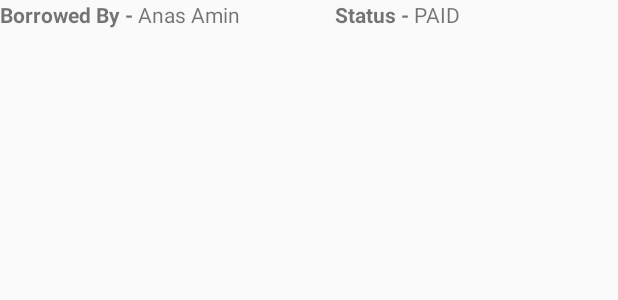
After one commit to Anas9935/BorrowFromMe, an Android app: the layout item_history_small.xml on its own in the app's theme, with its tools: preview values and no code run, on a phone screen of 412 x 824 dp. The commit adds this screen. Shown: the top 300 px of the screen. Run offline under Robolectric (Android 15) with nearby library versions, the light colour scheme and no system bars.

Commit message:
shape.xml updated and history item small added

```diff
--- a/BorrowFromMeGIT/app/src/main/java/com/example/anasamin/borrowfromme/History.java
+++ b/BorrowFromMeGIT/app/src/main/java/com/example/anasamin/borrowfromme/History.java
@@ -5,6 +5,8 @@ import android.support.v7.app.AppCompatActivity;
 import android.os.Bundle;
 import android.view.Menu;
 import android.view.MenuItem;
+import android.view.View;
+import android.widget.AdapterView;
 import android.widget.ListView;
 
 import com.example.anasamin.borrowfromme.data.object;
@@ -20,7 +22,8 @@ public class History extends AppCompatActivity {
     }
     void display(){
         String[] projections={object.column.Column_ID, object.column.FROM, object.column.TO, object.column.AMOUNT, object.column.TIME, object.column.STATUS,object.column.TIMEPAID};
-        Cursor cursor=getContentResolver().query(object.column.CONTENT_URI,projections,null,null,null);
+        String sortOrder=object.column.TIME+" DESC";
+        Cursor cursor=getContentResolver().query(object.column.CONTENT_URI,projections,null,null,sortOrder);
         ListView lv=(ListView)findViewById(R.id.lv2XML);
         madapter=new HistoryCursorAdapter(this,cursor);
         lv.setAdapter(madapter);
@@ -49,4 +52,5 @@ public class History extends AppCompatActivity {
         }
         return super.onOptionsItemSelected(item);
     }
+
 }
--- a/BorrowFromMeGIT/app/src/main/res/drawable/shape.xml
+++ b/BorrowFromMeGIT/app/src/main/res/drawable/shape.xml
@@ -1,7 +1,7 @@
 <?xml version="1.0" encoding="utf-8"?>
 <shape xmlns:android="http://schemas.android.com/apk/res/android">
 <corners
-    android:radius="5dp"
+    android:radius="2dp"
     >
 </corners>
     <solid
--- /dev/null
+++ b/BorrowFromMeGIT/app/src/main/res/layout/item_history_small.xml
@@ -0,0 +1,33 @@
+<?xml version="1.0" encoding="utf-8"?>
+<LinearLayout
+    xmlns:android="http://schemas.android.com/apk/res/android"
+    android:layout_width="match_parent"
+    android:orientation="horizontal"
+    android:layout_height="wrap_content">
+    <TextView
+        android:layout_width="wrap_content"
+        android:layout_height="wrap_content"
+        android:text="Borrowed By - "
+        android:textStyle="bold"
+        />
+    <TextView
+        android:layout_width="wrap_content"
+        android:layout_height="wrap_content"
+        android:text="Anas Amin "
+        android:id="@+id/BorrowerXML2"
+        />
+    <TextView
+        android:layout_width="wrap_content"
+        android:layout_height="wrap_content"
+        android:text="Status - "
+        android:textStyle="bold"
+        android:layout_marginLeft="60dp"
+        />
+    <TextView
+        android:layout_width="wrap_content"
+        android:layout_height="wrap_content"
+        android:text="PAID"
+        android:id="@+id/paid"
+        />
+
+</LinearLayout>
```
